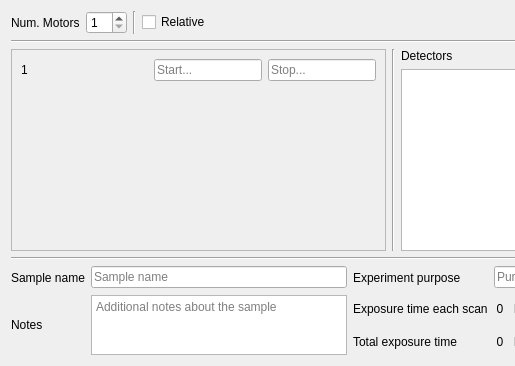
The window that src/firefly/plans/grid_scan.ui (spc-group/haven) describes before a commit, drawn with Qt 5; both pictures show x 0 to 515 and y 0 to 366 of the 787 by 366 pixel window.
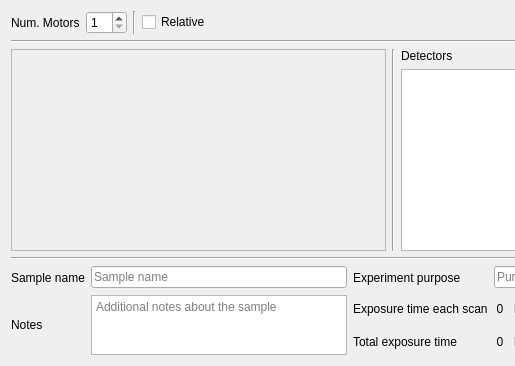
The same window after the commit. Custom widgets are drawn as their Qt base class.

Commit message: Added spacers to the region layouts in plan windows.

```diff
--- a/src/firefly/plans/grid_scan.ui
+++ b/src/firefly/plans/grid_scan.ui
@@ -29,84 +29,29 @@
             <x>0</x>
             <y>0</y>
             <width>373</width>
-            <height>190</height>
+            <height>192</height>
            </rect>
           </property>
           <layout class="QVBoxLayout" name="verticalLayout_4">
            <item>
-            <layout class="QVBoxLayout" name="verticalLayout_12">
-             <item>
-              <layout class="QHBoxLayout" name="region_template_layout">
-               <item>
-                <widget class="QLabel" name="motor_num_label_6">
-                 <property name="text">
-                  <string>1</string>
-                 </property>
-                </widget>
-               </item>
-               <item>
-                <widget class="ComponentSelector" name="motor_selector_9" native="true"/>
-               </item>
-               <item>
-                <spacer name="horizontalSpacer_11">
-                 <property name="orientation">
-                  <enum>Qt::Horizontal</enum>
-                 </property>
-                 <property name="sizeHint" stdset="0">
-                  <size>
-                   <width>40</width>
-                   <height>20</height>
-                  </size>
-                 </property>
-                </spacer>
-               </item>
-               <item>
-                <widget class="QLineEdit" name="scan_start_lineEdit_6">
-                 <property name="sizePolicy">
-                  <sizepolicy hsizetype="Preferred" vsizetype="Fixed">
-                   <horstretch>0</horstretch>
-                   <verstretch>0</verstretch>
-                  </sizepolicy>
-                 </property>
-                 <property name="minimumSize">
-                  <size>
-                   <width>20</width>
-                   <height>0</height>
-                  </size>
-                 </property>
-                 <property name="baseSize">
-                  <size>
-                   <width>0</width>
-                   <height>0</height>
-                  </size>
-                 </property>
-                 <property name="placeholderText">
-                  <string>Start...</string>
-                 </property>
-                </widget>
-               </item>
-               <item>
-                <widget class="QLineEdit" name="scan_stop_lineEdit_6">
-                 <property name="sizePolicy">
-                  <sizepolicy hsizetype="Preferred" vsizetype="Fixed">
-                   <horstretch>0</horstretch>
-                   <verstretch>0</verstretch>
-                  </sizepolicy>
-                 </property>
-                 <property name="placeholderText">
-                  <string>Stop...</string>
-                 </property>
-                </widget>
-               </item>
-              </layout>
-             </item>
+            <layout class="QVBoxLayout" name="title_layout">
+             <property name="topMargin">
+              <number>3</number>
+             </property>
+             <property name="bottomMargin">
+              <number>3</number>
+             </property>
             </layout>
            </item>
            <item>
-            <layout class="QVBoxLayout" name="title_layout"/>
-           </item>
-           <item>
-            <layout class="QVBoxLayout" name="regions_layout"/>
+            <layout class="QVBoxLayout" name="regions_layout">
+             <property name="topMargin">
+              <number>3</number>
+             </property>
+             <property name="bottomMargin">
+              <number>3</number>
+             </property>
+            </layout>
            </item>
            <item>
             <spacer name="verticalSpacer">
@@ -563,12 +508,6 @@
    <extends>QListWidget</extends>
    <header>firefly.detector_list</header>
   </customwidget>
-  <customwidget>
-   <class>ComponentSelector</class>
-   <extends>QWidget</extends>
-   <header>firefly.component_selector</header>
-   <container>1</container>
-  </customwidget>
  </customwidgets>
  <resources/>
  <connections/>
```
The commit also changes 3 other files.
